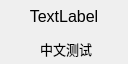
Before: the Qt Designer form OLED/Widget.ui in h265encoders/Example, drawn with Qt 5.
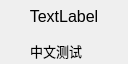
After: the same form once the commit is applied. Icons and pictures are not drawn.

What changed in the file:
```diff
--- a/OLED/Widget.ui
+++ b/OLED/Widget.ui
@@ -56,10 +56,10 @@
   <widget class="QLabel" name="label_2">
    <property name="geometry">
     <rect>
-     <x>40</x>
+     <x>30</x>
      <y>40</y>
-     <width>67</width>
-     <height>17</height>
+     <width>81</width>
+     <height>21</height>
     </rect>
    </property>
    <property name="font">
```
